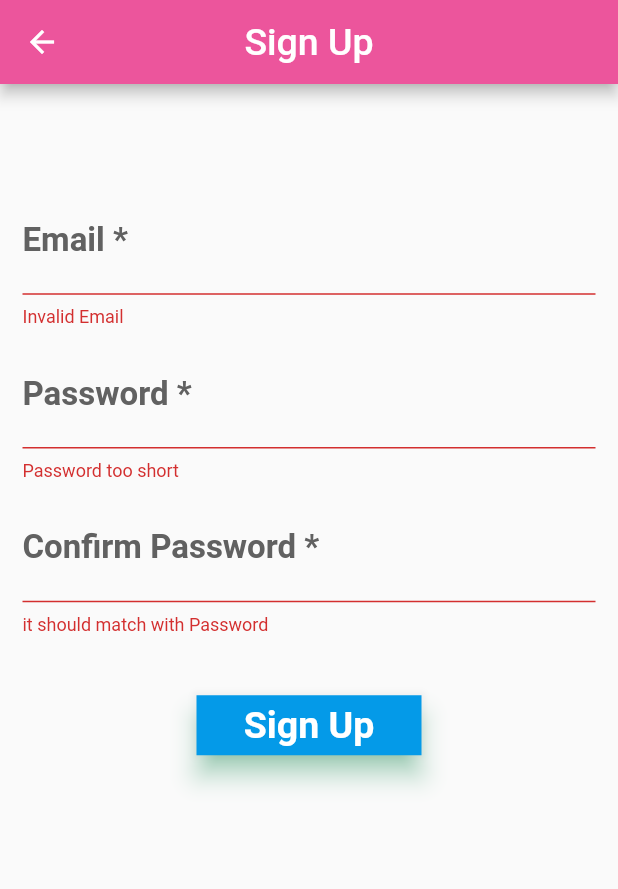
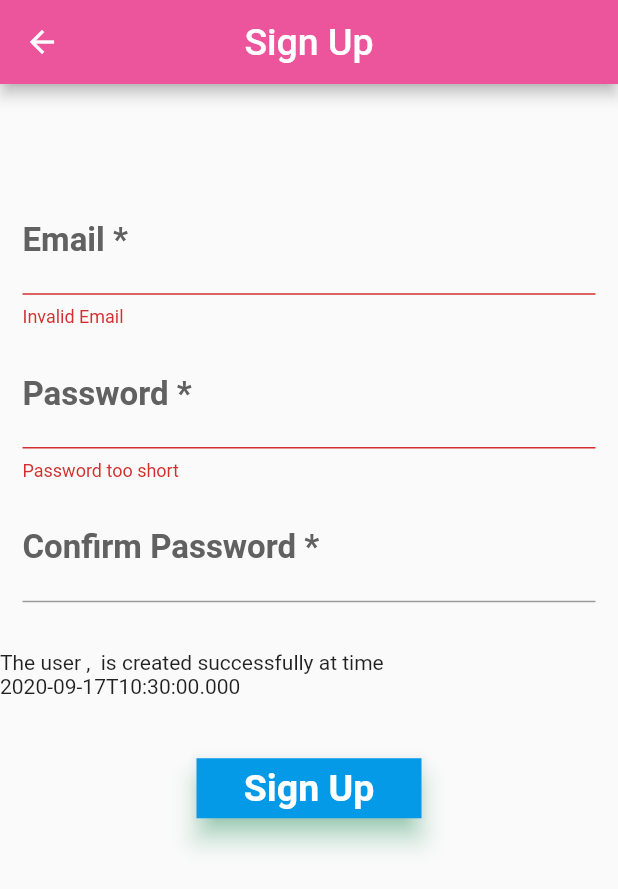
Before and after one commit to varshith149/Varshith, a Flutter app: the SignupPage screen opened directly, after a tap on "Sign Up", on a phone screen of 412 x 824 dp. Shown: the top 889 px of the screen. Run offline on Flutter 3.47's test engine with Material 2 defaults, Android fonts, the phone set to English and light mode, and no system bars; our stand-ins replace image_picker, shared_preferences, splashscreen; accounts and stored records are empty; Roboto replaces fonts that are missing (Montserrat).

Commit message:
Add files via upload

```diff
--- a/lib/Views/Sign_up.dart
+++ b/lib/Views/Sign_up.dart
@@ -1,18 +1,43 @@
 import 'package:flutter/cupertino.dart';
 import 'package:flutter/material.dart';
-//import 'package:flutter_app/viewmodel/Login_model.dart';
-//import 'package:http/http.dart' as http;
+import 'package:flutter_app_1/Model/Login_model.dart';
+import 'package:http/http.dart' as http;
 
 class SignupPage extends StatefulWidget {
   @override
   _SignupPageState createState() => _SignupPageState();
 }
 
+
+
+Future<UserModel> createUser(String name, String jobTitle) async{
+  final String apiUrl = "https://reqres.in/api/users";
+
+  final response = await http.post(apiUrl,
+      /*headers: <String, String>{
+        'Content-Type': 'application/json; charset=UTF-8',
+      },*/
+      body: {
+    "name": name,
+    "job": jobTitle
+  });
+
+  if(response.statusCode == 201){
+    final String responseString = response.body;
+
+    return userModelFromJson(responseString);
+  }else{
+    throw Exception('Failed to register');
+  }
+}
+
+
+
 class _SignupPageState extends State<SignupPage> {
   final scaffoldKey = new GlobalKey<ScaffoldState>();
   final GlobalKey<FormState> _formKey = GlobalKey<FormState>();
 
-  //UserModel _user;
+  UserModel _user;
 
   String _email;
   String _password;
@@ -20,31 +45,14 @@ class _SignupPageState extends State<SignupPage> {
   void backbutton() {
     Navigator.pop(context);
   }
-/*
-  Future<UserModel> createUser(String name, String jobTitle) async{
-    final String apiUrl = "https://reqres.in/api/users";
 
-    final response = await http.post(apiUrl, body: {
-      "name": name,
-      "job": jobTitle
-    });
+  final TextEditingController emailController = TextEditingController();
+  final TextEditingController passwordController = TextEditingController();
 
-    if(response.statusCode == 201){
-      final String responseString = response.body;
 
-      return userModelFromJson(responseString);
-    }else{
-      return null;
-    }
-  }
-*/
 
   @override
   Widget build(BuildContext context) {
-
-    //  final TextEditingController emailController = TextEditingController();
-    //  final TextEditingController passwordController = TextEditingController();
-
 
     return new/* WillPopScope(
         onWillPop: (){
@@ -68,9 +76,10 @@ class _SignupPageState extends State<SignupPage> {
                       child: Column(
                           children: <Widget>[
                             TextFormField(
+                              //controller: emailController,
                               style:
                               TextStyle(fontSize: 22.0, color: Color.fromRGBO(100, 100, 100, 1)),
-                              //controller: emailController,
+                              controller: emailController,
                               decoration: InputDecoration(
                                   labelText: 'Email *',
                                   labelStyle: TextStyle(
@@ -87,9 +96,10 @@ class _SignupPageState extends State<SignupPage> {
                             ),
                             SizedBox(height: 10.0),
                             TextFormField(
+                              //controller: passwordController,
                               style:
                               TextStyle(fontSize: 22.0, color: Color.fromRGBO(100, 100, 100, 1)),
-                              //controller: passwordController,
+                              controller: passwordController,
                               decoration: InputDecoration(
                                   labelText: 'Password *',
                                   labelStyle: TextStyle(
@@ -117,19 +127,21 @@ class _SignupPageState extends State<SignupPage> {
                                       color: Color.fromRGBO(97, 97, 97, 1)
                                   )
                               ),
-                              validator: (val)  =>
-                              val !=  _password  ? 'it should match with Password' :null,
-                              onSaved: (val) => _password=val,
+                              validator: (val) {
+                            if(val != passwordController.text)
+                              return 'it should match with Password';
+                            return null;
+                              },
                               obscureText: true,
                             ),
                           ]
                       )
                   ),
                 ),
-                // SizedBox(height: 32,),
+                 SizedBox(height: 32),
 
-                //    _user == null ? Container() :
-                //  Text("The user ${_user.email}, ${_user.id} is created successfully at time ${_user.createdAt.toIso8601String()}"),
+                  _user == null ? Container() :
+                  Text("The user ${_user.name}, ${_user.id} is created successfully at time ${_user.createdAt.toIso8601String()}"),
 
 
                 SizedBox(height: 40.0),
@@ -147,12 +159,16 @@ class _SignupPageState extends State<SignupPage> {
                           return;
                         }
                         _formKey.currentState.save();
-/*
+
                 final String name = emailController.text;
-                final String jobTitle = passwordController.text;
+                final String password = passwordController.text;
 
-                final UserModel user = await createUser(name, jobTitle);
-*/
+                final UserModel user = await createUser(name, password);
+
+                setState(() {
+                  _user = user;
+                });
+
 
                         //Navigator.push(context, MaterialPageRoute(builder: (context) {
                         //return pass();
```
